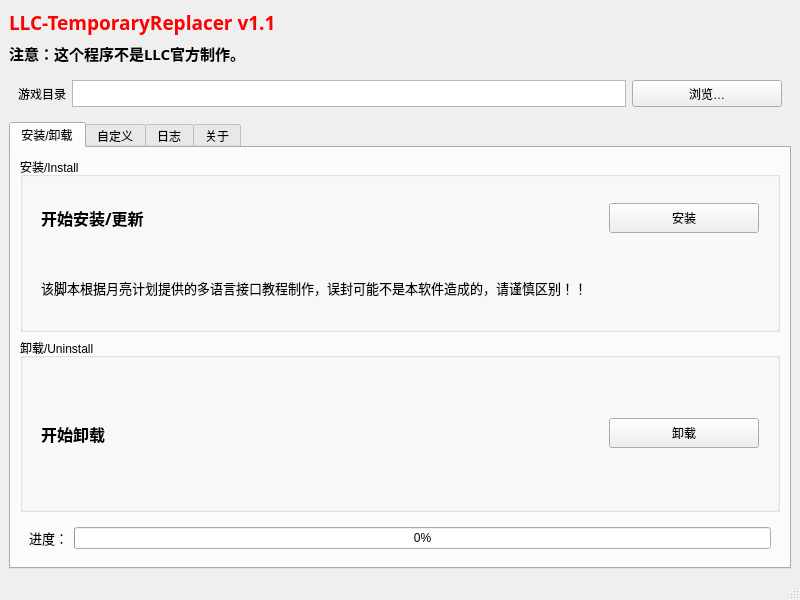
This is llc-tr-ui.ui in EveGlowLuna/LLC-TemporaryReplacer as Qt 5 draws it before an edit. The edited form follows.
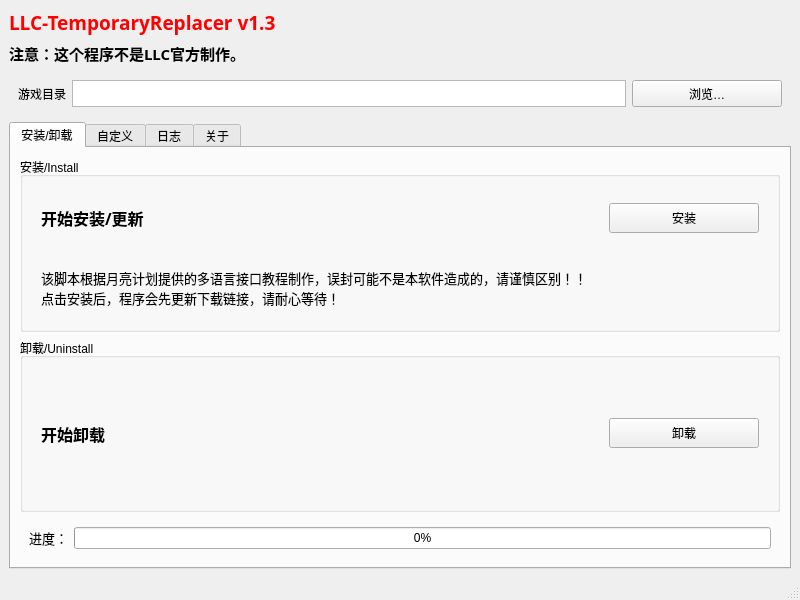
This is the edited form.

Commit message: 调整下载方式，此版本后可动态下载并替换。

```diff
--- a/llc-tr-ui.ui
+++ b/llc-tr-ui.ui
@@ -40,7 +40,7 @@
        </font>
       </property>
       <property name="text">
-       <string>&lt;html&gt;&lt;head/&gt;&lt;body&gt;&lt;p&gt;&lt;span style=&quot; color:#ff0000;&quot;&gt;LLC-TemporaryReplacer v1.1&lt;/span&gt;&lt;/p&gt;&lt;/body&gt;&lt;/html&gt;</string>
+       <string>&lt;html&gt;&lt;head/&gt;&lt;body&gt;&lt;p&gt;&lt;span style=&quot; color:#ff0000;&quot;&gt;LLC-TemporaryReplacer v1.3&lt;/span&gt;&lt;/p&gt;&lt;/body&gt;&lt;/html&gt;</string>
       </property>
      </widget>
     </item>
@@ -185,7 +185,8 @@
                  </font>
                 </property>
                 <property name="text">
-                 <string>该脚本根据月亮计划提供的多语言接口教程制作，误封可能不是本软件造成的，请谨慎区别！！</string>
+                 <string>该脚本根据月亮计划提供的多语言接口教程制作，误封可能不是本软件造成的，请谨慎区别！！
+点击安装后，程序会先更新下载链接，请耐心等待！</string>
                 </property>
                 <property name="wordWrap">
                  <bool>true</bool>
```
Left out of the diff: 2 changed lines with no effect on the pictures. The commit also changes 2 other files.
